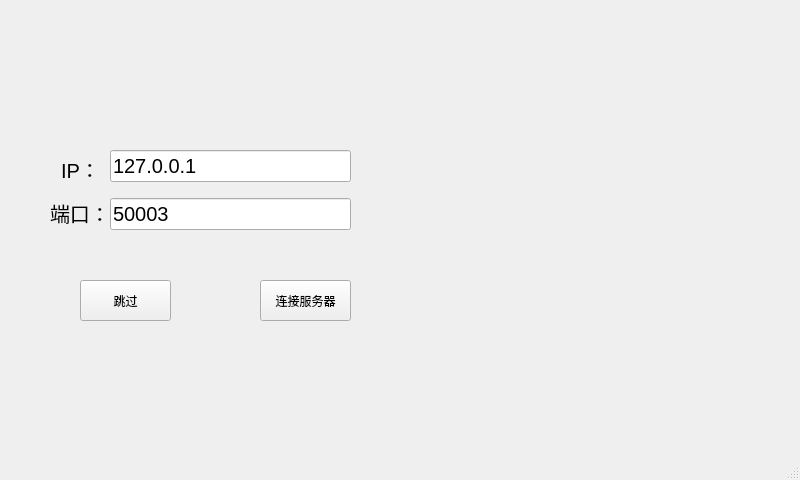
Before: the Qt Designer form first.ui in jindezhang/kqj, drawn with Qt 5.
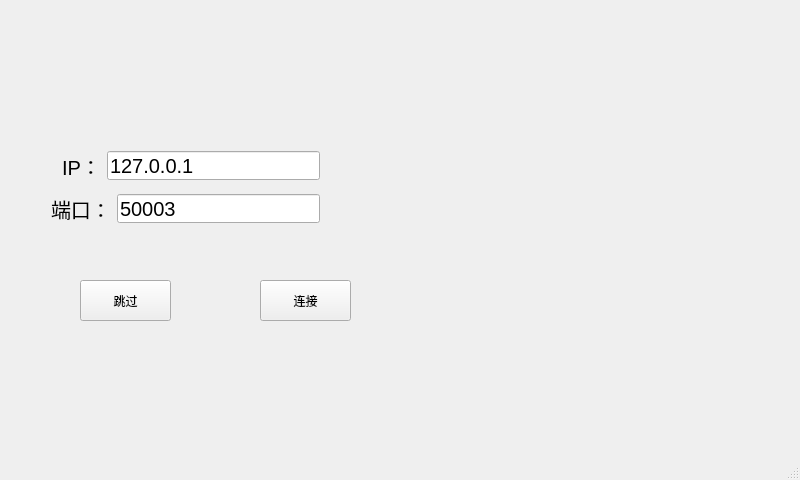
After: the same form once the commit is applied. Custom widgets are drawn as their Qt base class.

Diff of the .ui file:
```diff
--- a/first.ui
+++ b/first.ui
@@ -14,78 +14,6 @@
    <string>MainWindow</string>
   </property>
   <widget class="QWidget" name="centralwidget">
-   <widget class="QWidget" name="verticalLayoutWidget_3">
-    <property name="geometry">
-     <rect>
-      <x>110</x>
-      <y>140</y>
-      <width>241</width>
-      <height>101</height>
-     </rect>
-    </property>
-    <layout class="QVBoxLayout" name="verticalLayout_4">
-     <item>
-      <widget class="QLineEdit" name="IP">
-       <property name="font">
-        <font>
-         <pointsize>15</pointsize>
-        </font>
-       </property>
-       <property name="text">
-        <string>127.0.0.1</string>
-       </property>
-      </widget>
-     </item>
-     <item>
-      <widget class="QLineEdit" name="PORT">
-       <property name="font">
-        <font>
-         <pointsize>15</pointsize>
-        </font>
-       </property>
-       <property name="text">
-        <string>50003</string>
-       </property>
-      </widget>
-     </item>
-    </layout>
-   </widget>
-   <widget class="QWidget" name="verticalLayoutWidget">
-    <property name="geometry">
-     <rect>
-      <x>50</x>
-      <y>150</y>
-      <width>81</width>
-      <height>81</height>
-     </rect>
-    </property>
-    <layout class="QVBoxLayout" name="verticalLayout">
-     <item>
-      <widget class="QLabel" name="label">
-       <property name="font">
-        <font>
-         <pointsize>15</pointsize>
-        </font>
-       </property>
-       <property name="text">
-        <string>  IP：</string>
-       </property>
-      </widget>
-     </item>
-     <item>
-      <widget class="QLabel" name="label_2">
-       <property name="font">
-        <font>
-         <pointsize>15</pointsize>
-        </font>
-       </property>
-       <property name="text">
-        <string>端口：</string>
-       </property>
-      </widget>
-     </item>
-    </layout>
-   </widget>
    <widget class="QPushButton" name="bt_connect">
     <property name="geometry">
      <rect>
@@ -96,7 +24,7 @@
      </rect>
     </property>
     <property name="text">
-     <string>连接服务器</string>
+     <string>连接</string>
     </property>
    </widget>
    <widget class="QPushButton" name="bt_jump">
@@ -150,6 +78,119 @@
      </rect>
     </property>
    </widget>
+   <widget class="QWidget" name="">
+    <property name="geometry">
+     <rect>
+      <x>0</x>
+      <y>0</y>
+      <width>801</width>
+      <height>61</height>
+     </rect>
+    </property>
+    <layout class="QHBoxLayout" name="horizontalLayout">
+     <item>
+      <spacer name="horizontalSpacer">
+       <property name="orientation">
+        <enum>Qt::Horizontal</enum>
+       </property>
+       <property name="sizeHint" stdset="0">
+        <size>
+         <width>40</width>
+         <height>20</height>
+        </size>
+       </property>
+      </spacer>
+     </item>
+     <item>
+      <widget class="top" name="wg_top" native="true"/>
+     </item>
+     <item>
+      <spacer name="horizontalSpacer_2">
+       <property name="orientation">
+        <enum>Qt::Horizontal</enum>
+       </property>
+       <property name="sizeHint" stdset="0">
+        <size>
+         <width>40</width>
+         <height>20</height>
+        </size>
+       </property>
+      </spacer>
+     </item>
+    </layout>
+   </widget>
+   <widget class="QWidget" name="">
+    <property name="geometry">
+     <rect>
+      <x>51</x>
+      <y>151</y>
+      <width>269</width>
+      <height>29</height>
+     </rect>
+    </property>
+    <layout class="QHBoxLayout" name="horizontalLayout_2">
+     <item>
+      <widget class="QLabel" name="label">
+       <property name="font">
+        <font>
+         <pointsize>15</pointsize>
+        </font>
+       </property>
+       <property name="text">
+        <string>  IP：</string>
+       </property>
+      </widget>
+     </item>
+     <item>
+      <widget class="QLineEdit" name="IP">
+       <property name="font">
+        <font>
+         <pointsize>15</pointsize>
+        </font>
+       </property>
+       <property name="text">
+        <string>127.0.0.1</string>
+       </property>
+      </widget>
+     </item>
+    </layout>
+   </widget>
+   <widget class="QWidget" name="">
+    <property name="geometry">
+     <rect>
+      <x>51</x>
+      <y>194</y>
+      <width>269</width>
+      <height>29</height>
+     </rect>
+    </property>
+    <layout class="QHBoxLayout" name="horizontalLayout_3">
+     <item>
+      <widget class="QLabel" name="label_2">
+       <property name="font">
+        <font>
+         <pointsize>15</pointsize>
+        </font>
+       </property>
+       <property name="text">
+        <string>端口：</string>
+       </property>
+      </widget>
+     </item>
+     <item>
+      <widget class="QLineEdit" name="PORT">
+       <property name="font">
+        <font>
+         <pointsize>15</pointsize>
+        </font>
+       </property>
+       <property name="text">
+        <string>50003</string>
+       </property>
+      </widget>
+     </item>
+    </layout>
+   </widget>
   </widget>
   <widget class="QMenuBar" name="menubar">
    <property name="geometry">
```
Left out of the diff: 10 changed lines with no effect on the pictures.
